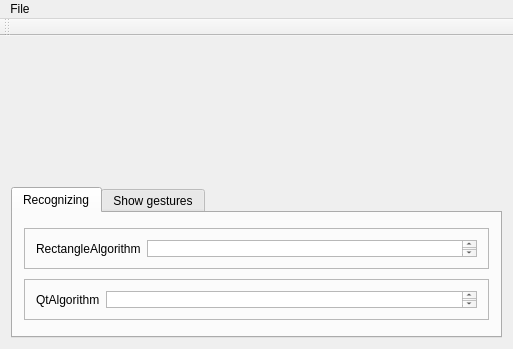
Qt form tools/gesturesTest/mainwindow.ui (qreal/qreal) before a commit.
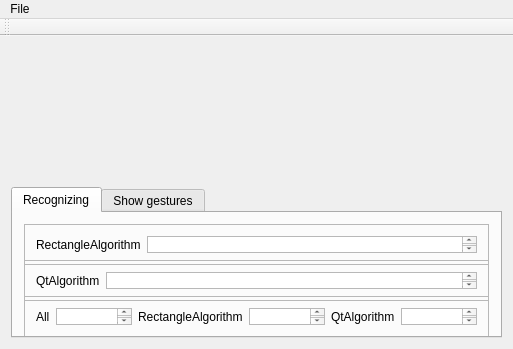
The same form after that commit.

Commit message: Add matching of recognizing algorithms.

Diff of the .ui file:
```diff
--- a/tools/gesturesTest/mainwindow.ui
+++ b/tools/gesturesTest/mainwindow.ui
@@ -118,6 +118,75 @@
           </layout>
          </widget>
         </item>
+        <item>
+         <widget class="QFrame" name="frame_3">
+          <property name="minimumSize">
+           <size>
+            <width>10</width>
+            <height>41</height>
+           </size>
+          </property>
+          <property name="frameShape">
+           <enum>QFrame::StyledPanel</enum>
+          </property>
+          <property name="frameShadow">
+           <enum>QFrame::Raised</enum>
+          </property>
+          <layout class="QHBoxLayout" name="horizontalLayout_2">
+           <item>
+            <widget class="QLabel" name="label_3">
+             <property name="text">
+              <string>All</string>
+             </property>
+            </widget>
+           </item>
+           <item>
+            <widget class="QTextBrowser" name="tbGesturesNum">
+             <property name="maximumSize">
+              <size>
+               <width>16777215</width>
+               <height>40</height>
+              </size>
+             </property>
+            </widget>
+           </item>
+           <item>
+            <widget class="QLabel" name="label_4">
+             <property name="text">
+              <string>RectangleAlgorithm</string>
+             </property>
+            </widget>
+           </item>
+           <item>
+            <widget class="QTextEdit" name="teRectNum">
+             <property name="maximumSize">
+              <size>
+               <width>16777215</width>
+               <height>40</height>
+              </size>
+             </property>
+            </widget>
+           </item>
+           <item>
+            <widget class="QLabel" name="label_5">
+             <property name="text">
+              <string>QtAlgorithm</string>
+             </property>
+            </widget>
+           </item>
+           <item>
+            <widget class="QTextEdit" name="teQtNum">
+             <property name="maximumSize">
+              <size>
+               <width>16777215</width>
+               <height>40</height>
+              </size>
+             </property>
+            </widget>
+           </item>
+          </layout>
+         </widget>
+        </item>
        </layout>
       </widget>
       <widget class="QWidget" name="tabIdealGestures">
```
Left out of the diff: 6 changed lines with no effect on the pictures. The commit also changes 9 other files.
